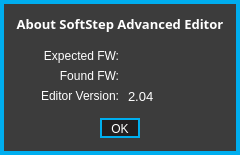
Before: the Qt Designer form standalone/advanced/forms/aboutformWin.ui in Muse-Kinetics/softstep_editor, drawn with Qt 5.
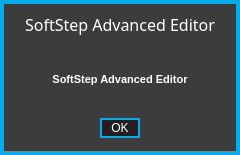
After: the same form once the commit is applied.

What changed in the file:
```diff
--- a/standalone/advanced/forms/aboutformWin.ui
+++ b/standalone/advanced/forms/aboutformWin.ui
@@ -97,26 +97,17 @@
      <enum>Qt::NoFocus</enum>
     </property>
     <property name="styleSheet">
-     <string notr="true">QFrame 
-{
+     <string notr="true">QFrame {
 	background:rgba(200, 200, 200, 0);
 	border-bottom-left-radius:4.0;
 	border-bottom-right-radius:4.0;
 	border-top-left-radius:4.0;
 	border-top-right-radius:4.0;
 	border:none;
-}
 
-QLabel
-{
-	font: 9pt &quot;Corbel&quot;;
-}
 
-QPushButton
-{
-	font: 8pt &quot;Corbel&quot;;
-	padding-top: 2;
-}</string>
+}
+</string>
     </property>
     <property name="frameShape">
      <enum>QFrame::StyledPanel</enum>
@@ -146,167 +137,57 @@
     <widget class="QLabel" name="label">
      <property name="geometry">
       <rect>
-       <x>30</x>
-       <y>40</y>
-       <width>81</width>
-       <height>16</height>
+       <x>0</x>
+       <y>41</y>
+       <width>224</width>
+       <height>61</height>
       </rect>
      </property>
      <property name="focusPolicy">
       <enum>Qt::NoFocus</enum>
      </property>
      <property name="styleSheet">
-      <string notr="true"/>
+      <string notr="true">font: bold 8pt;</string>
      </property>
      <property name="text">
-      <string>Expected FW:</string>
+      <string>SoftStep Advanced Editor</string>
      </property>
      <property name="alignment">
-      <set>Qt::AlignRight|Qt::AlignTrailing|Qt::AlignVCenter</set>
+      <set>Qt::AlignCenter</set>
      </property>
     </widget>
     <widget class="QLabel" name="label_2">
      <property name="geometry">
       <rect>
-       <x>50</x>
-       <y>60</y>
-       <width>61</width>
-       <height>16</height>
-      </rect>
-     </property>
-     <property name="focusPolicy">
-      <enum>Qt::NoFocus</enum>
-     </property>
-     <property name="styleSheet">
-      <string notr="true"/>
-     </property>
-     <property name="text">
-      <string>Found FW:</string>
-     </property>
-     <property name="alignment">
-      <set>Qt::AlignRight|Qt::AlignTrailing|Qt::AlignVCenter</set>
-     </property>
-    </widget>
-    <widget class="QLabel" name="label_3">
-     <property name="geometry">
-      <rect>
        <x>0</x>
-       <y>0</y>
+       <y>1</y>
        <width>224</width>
        <height>31</height>
       </rect>
      </property>
      <property name="font">
       <font>
-       <family>Corbel</family>
-       <pointsize>10</pointsize>
-       <weight>75</weight>
+       <family>Futura-Normal</family>
+       <pointsize>12</pointsize>
+       <weight>50</weight>
        <italic>false</italic>
-       <bold>true</bold>
+       <bold>false</bold>
       </font>
      </property>
      <property name="focusPolicy">
       <enum>Qt::NoFocus</enum>
      </property>
      <property name="styleSheet">
-      <string notr="true">font: bold 10pt &quot;Corbel&quot;;
+      <string notr="true">font:12pt &quot;Futura-Normal&quot;;
 </string>
      </property>
      <property name="text">
-      <string>About SoftStep Advanced Editor</string>
+      <string>SoftStep Advanced Editor</string>
      </property>
      <property name="alignment">
       <set>Qt::AlignCenter</set>
      </property>
     </widget>
-    <widget class="QLabel" name="expected">
-     <property name="geometry">
-      <rect>
-       <x>120</x>
-       <y>40</y>
-       <width>100</width>
-       <height>16</height>
-      </rect>
-     </property>
-     <property name="focusPolicy">
-      <enum>Qt::NoFocus</enum>
-     </property>
-     <property name="styleSheet">
-      <string notr="true">font: 10pt;</string>
-     </property>
-     <property name="text">
-      <string/>
-     </property>
-     <property name="alignment">
-      <set>Qt::AlignLeading|Qt::AlignLeft|Qt::AlignVCenter</set>
-     </property>
-    </widget>
-    <widget class="QLabel" name="found">
-     <property name="geometry">
-      <rect>
-       <x>120</x>
-       <y>60</y>
-       <width>100</width>
-       <height>16</height>
-      </rect>
-     </property>
-     <property name="focusPolicy">
-      <enum>Qt::NoFocus</enum>
-     </property>
-     <property name="styleSheet">
-      <string notr="true">font: 10pt;</string>
-     </property>
-     <property name="text">
-      <string/>
-     </property>
-     <property name="alignment">
-      <set>Qt::AlignLeading|Qt::AlignLeft|Qt::AlignVCenter</set>
-     </property>
-    </widget>
-    <widget class="QLabel" name="label_4">
-     <property name="geometry">
-      <rect>
-       <x>30</x>
-       <y>80</y>
-       <width>81</width>
-       <height>16</height>
-      </rect>
-     </property>
-     <property name="focusPolicy">
-      <enum>Qt::NoFocus</enum>
-     </property>
-     <property name="styleSheet">
-      <string notr="true"/>
-     </property>
-     <property name="text">
-      <string>Editor Version:</string>
-     </property>
-     <property name="alignment">
-      <set>Qt::AlignRight|Qt::AlignTrailing|Qt::AlignVCenter</set>
-     </property>
-    </widget>
-    <widget class="QLabel" name="editor_version">
-     <property name="geometry">
-      <rect>
-       <x>120</x>
-       <y>80</y>
-       <width>100</width>
-       <height>16</height>
-      </rect>
-     </property>
-     <property name="focusPolicy">
-      <enum>Qt::NoFocus</enum>
-     </property>
-     <property name="styleSheet">
-      <string notr="true">font: 10pt;</string>
-     </property>
-     <property name="text">
-      <string>2.04</string>
-     </property>
-     <property name="alignment">
-      <set>Qt::AlignLeading|Qt::AlignLeft|Qt::AlignVCenter</set>
-     </property>
-    </widget>
    </widget>
   </widget>
  </widget>
```
Left out of the diff: 4 changed lines with no effect on the pictures.
